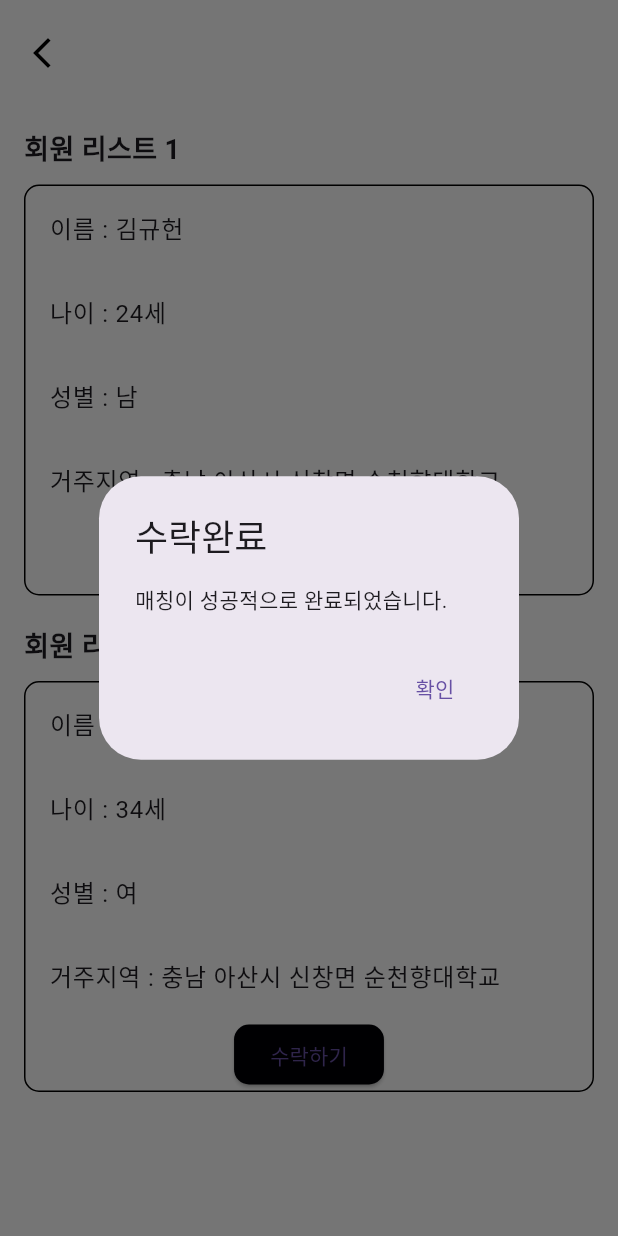
After one commit to moungg/term_project_pt, a Flutter app: the manage_Trainer screen opened directly, after a tap on "수락하기", on a phone screen of 412 x 824 dp. The commit adds this screen. Run offline on Flutter 3.47's test engine with Material 3 defaults, Android fonts, the phone set to English and light mode, and no system bars; our stand-ins replace google_maps_flutter, location, table_calendar; network calls fail.

Commit message:
트레이너 추가

```diff
--- /dev/null
+++ b/lib/manageTrainer.dart
@@ -0,0 +1,137 @@
+import 'package:flutter/material.dart';
+import 'package:pt_system/login.dart';
+
+class manage_Trainer extends StatefulWidget {
+  @override
+  _manage_Trainer createState() => _manage_Trainer();
+}
+
+class _manage_Trainer extends State<manage_Trainer> {
+  List<String> trainerMembers1 = [
+    "이름 : 김규헌",
+    "나이 : 24세",
+    "성별 : 남",
+    "거주지역 : 충남 아산시 신창면 순천향대학교"
+  ];
+  List<String> trainerMembers2 = [
+    "이름 : 김병찬",
+    "나이 : 34세",
+    "성별 : 여",
+    "거주지역 : 충남 아산시 신창면 순천향대학교"
+  ];
+
+  @override
+  Widget build(BuildContext context) {
+    return Scaffold(
+      backgroundColor: Colors.white,
+      appBar: AppBar(
+        elevation: 0,
+        automaticallyImplyLeading: false,
+        toolbarHeight: 70,
+        backgroundColor: Colors.white,
+        title: Row(
+          mainAxisAlignment: MainAxisAlignment.center,
+          children: [
+            Container(
+              margin: EdgeInsets.only(right: 50),
+              child: Image.asset(
+                'title.png',
+                width: 140,
+                height: 60,
+                fit: BoxFit.cover,
+              ),
+            ),
+          ],
+        ),
+        leading: IconButton(
+          onPressed: () {
+            Navigator.of(context).pop();
+          },
+          icon: const Icon(Icons.arrow_back_ios_new, color: Colors.black),
+        ),
+      ),
+      body: Padding(
+        padding: const EdgeInsets.all(16.0),
+        child: Column(
+          crossAxisAlignment: CrossAxisAlignment.start,
+          children: [
+            Text(
+              '회원 리스트 1',
+              style: TextStyle(fontSize: 18, fontWeight: FontWeight.bold),
+            ),
+            SizedBox(height: 10),
+            TrainerMembersList(trainerMembers1),
+            SizedBox(height: 20),
+            Text(
+              '회원 리스트 2',
+              style: TextStyle(fontSize: 18, fontWeight: FontWeight.bold),
+            ),
+            SizedBox(height: 10),
+            TrainerMembersList(trainerMembers2),
+          ],
+        ),
+      ),
+    );
+  }
+}
+
+class TrainerMembersList extends StatelessWidget {
+  final List<String> members;
+
+  TrainerMembersList(this.members);
+
+  @override
+  Widget build(BuildContext context) {
+    return Container(
+      decoration: BoxDecoration(
+        border: Border.all(color: Colors.black),
+        borderRadius: BorderRadius.circular(10.0),
+      ),
+      child: Column(
+        children: [
+          ListView.builder(
+            shrinkWrap: true,
+            itemCount: members.length,
+            itemBuilder: (context, index) {
+              return ListTile(
+                title: Text(members[index]),
+              );
+            },
+          ),
+          ElevatedButton(
+            onPressed: () {
+              showDialog(
+                context: context,
+                builder: (BuildContext context) {
+                  return AlertDialog(
+                    title: const Text('수락완료'),
+                    content: const Text('매칭이 성공적으로 완료되었습니다.'),
+                    actions: [
+                      TextButton(
+                        onPressed: () {
+                          Navigator.of(context).pop();
+                        },
+                        child: const Text('확인'),
+                      ),
+                    ],
+                  );
+                },
+              );
+            },
+            style: ElevatedButton.styleFrom(
+              primary: Color.fromARGB(255, 0, 0, 5),
+              shape: RoundedRectangleBorder(
+                borderRadius: BorderRadius.circular(10.0),
+              ),
+            ),
+            child: Text('수락하기'),
+          ),
+        ],
+      ),
+    );
+  }
+}
+
+void main() {
+  runApp(MaterialApp(home: manage_Trainer()));
+}
```
Also changed, not shown: lib/home.dart (+13 -2 lines), lib/login.dart (+61 -2 lines), lib/loginjoin.dart (renamed from lib/signup_screen.dart, +24 -0 lines), lib/managePt_Trainer.dart (added, +127 -0 lines), lib/trainer.dart (added, +114 -0 lines).
